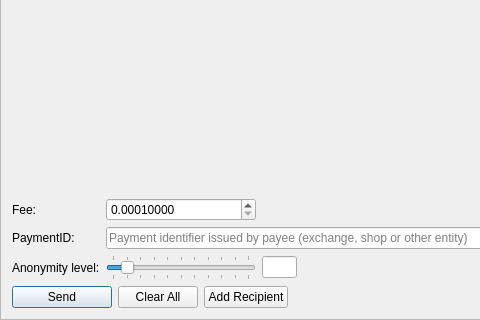
This is src/gui/ui/sendframe.ui in exploshot/fork_qwertycoin-gui as Qt 5 draws it before an edit; both pictures show x 0 to 480 and y 270 to 590 of the 866 by 590 pixel window. The edited form follows.
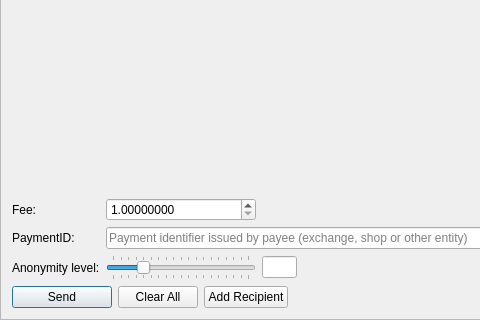
This is the edited form. Icons and pictures are not drawn.

What changed in the file:
```diff
--- a/src/gui/ui/sendframe.ui
+++ b/src/gui/ui/sendframe.ui
@@ -86,17 +86,20 @@
          <height>0</height>
         </size>
        </property>
+       <property name="minimum">
+        <number>1</number>
+       </property>
        <property name="maximum">
-        <number>10</number>
+        <number>19</number>
        </property>
        <property name="pageStep">
         <number>1</number>
        </property>
        <property name="value">
-        <number>1</number>
+        <number>5</number>
        </property>
        <property name="sliderPosition">
-        <number>1</number>
+        <number>5</number>
        </property>
        <property name="tracking">
         <bool>false</bool>
@@ -208,16 +211,16 @@
         <number>8</number>
        </property>
        <property name="minimum">
-        <double>0.00010000</double>
+        <double>1.00000000</double>
        </property>
        <property name="maximum">
-        <double>999999999999999.00000000</double>
+        <double>99999999.00000000</double>
        </property>
        <property name="singleStep">
         <double>0.00010000</double>
        </property>
        <property name="value">
-        <double>0.00010000</double>
+        <double>0.10000000</double>
        </property>
       </widget>
      </item>
```
Left out of the diff: 9 changed lines with no effect on the pictures.
